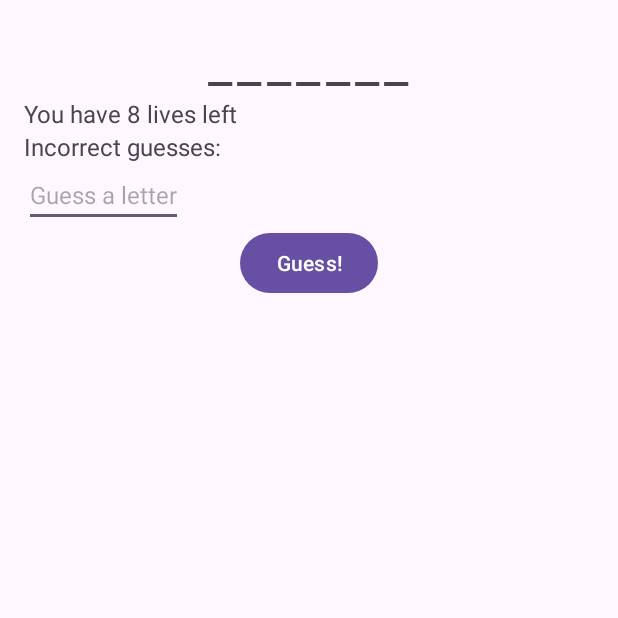
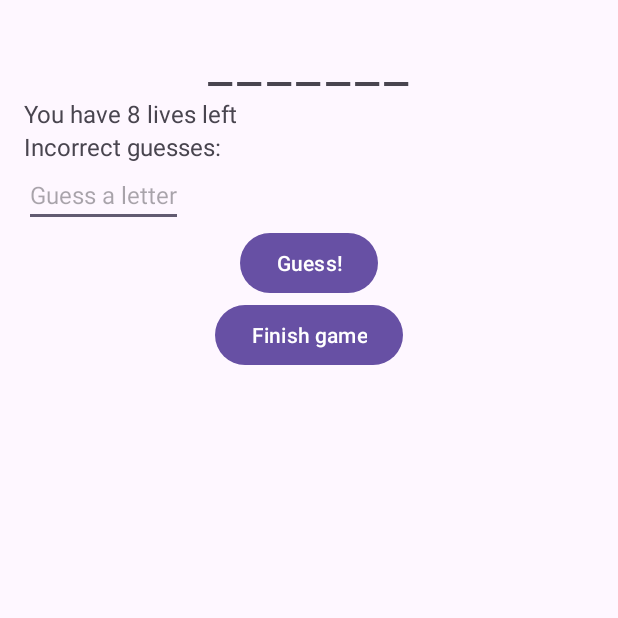
Before and after one commit to Herrkarotte/GuessingGame, an Android app: the screen it shows after launch (MainActivity), on a phone screen of 412 x 824 dp, the top half of it. Run offline under Robolectric (Android 15) with nearby library versions, the phone set to English and light mode, and no system bars; our stand-ins replace data binding.

Commit message:
Using dataBinding instead of viewBinding

```diff
--- a/app/build.gradle.kts
+++ b/app/build.gradle.kts
@@ -18,7 +18,7 @@ android {
         testInstrumentationRunner = "androidx.test.runner.AndroidJUnitRunner"
     }
     buildFeatures {
-        viewBinding = true
+        dataBinding = true
     }
     buildTypes {
         release {
--- a/app/src/main/java/com/example/guessinggame/GameFragment.kt
+++ b/app/src/main/java/com/example/guessinggame/GameFragment.kt
@@ -24,22 +24,16 @@ class GameFragment : Fragment() {
         _binding = FragmentGameBinding.inflate(inflater, container, false)
         val view = binding.root
         viewModel = ViewModelProvider(this).get(GameViewModel::class.java)
+        binding.gameViewModel = viewModel
+        binding.lifecycleOwner = viewLifecycleOwner
 
-        viewModel.incorrectGuesses.observe(
-            viewLifecycleOwner,
-            Observer { newValue -> binding.incorrectGuesses.text = "Incorrect guesses: $newValue" })
-        viewModel.livesLeft.observe(
-            viewLifecycleOwner,
-            Observer { newValue -> binding.lives.text = "You have $newValue lives left" })
-
-        viewModel.secretWordDisplay.observe(
-            viewLifecycleOwner,
-            Observer { newValue -> binding.word.text = newValue })
-
-        viewModel.gameOver.observe(viewLifecycleOwner,Observer{newValue-> if(newValue){
-            val action=GameFragmentDirections.actionGameFramgentToResultFragment(viewModel.wonLostMessage())
-            view.findNavController().navigate(action)
-        } })
+        viewModel.gameOver.observe(viewLifecycleOwner, Observer { newValue ->
+            if (newValue) {
+                val action =
+                    GameFragmentDirections.actionGameFramgentToResultFragment(viewModel.wonLostMessage())
+                view.findNavController().navigate(action)
+            }
+        })
 
         binding.guessButton.setOnClickListener() {
             viewModel.makeGuess(binding.guess.text.toString().uppercase())
--- a/app/src/main/java/com/example/guessinggame/GameViewModel.kt
+++ b/app/src/main/java/com/example/guessinggame/GameViewModel.kt
@@ -63,4 +63,7 @@ class GameViewModel : ViewModel() {
         message += " The word was $secretWord."
         return message
     }
+    fun finishGame(){
+        _gameOver.value=true
+    }
 }
--- a/app/src/main/java/com/example/guessinggame/ResultFragment.kt
+++ b/app/src/main/java/com/example/guessinggame/ResultFragment.kt
@@ -25,7 +25,7 @@ class ResultFragment : Fragment() {
         viewModelFactory = ResultViewModelFactory(result)
         viewModel = ViewModelProvider(this, viewModelFactory)
             .get(ResultViewModel::class.java)
-        binding.wonLost.text = viewModel.result
+        binding.resultViewModel = viewModel
 
         binding.newGameButton.setOnClickListener {
             view.findNavController()
--- a/app/src/main/res/layout/fragment_game.xml
+++ b/app/src/main/res/layout/fragment_game.xml
@@ -1,11 +1,21 @@
 <?xml version="1.0" encoding="utf-8"?>
-<LinearLayout xmlns:android="http://schemas.android.com/apk/res/android"
+<layout xmlns:android="http://schemas.android.com/apk/res/android"
     xmlns:tools="http://schemas.android.com/tools"
+    tools:context=".GameFragment">
+
+    <data>
+
+        <variable
+            name="gameViewModel"
+            type="com.example.guessinggame.GameViewModel" />
+    </data>
+
+
+    <LinearLayout
         android:layout_width="match_parent"
         android:layout_height="match_parent"
         android:orientation="vertical"
-    android:padding="16dp"
-    tools:context=".GameFragment">
+        android:padding="16dp">
 
         <TextView
             android:id="@+id/word"
@@ -13,18 +23,21 @@
             android:layout_height="wrap_content"
             android:layout_gravity="center"
             android:letterSpacing="0.1"
+            android:text="@{gameViewModel.secretWordDisplay}"
             android:textSize="36sp" />
 
         <TextView
             android:id="@+id/lives"
             android:layout_width="wrap_content"
             android:layout_height="wrap_content"
+            android:text="@{@string/lives_left(gameViewModel.livesLeft)}"
             android:textSize="16sp" />
 
         <TextView
             android:id="@+id/incorrect_guesses"
             android:layout_width="wrap_content"
             android:layout_height="wrap_content"
+            android:text="@{@string/incorrect_guesses(gameViewModel.incorrectGuesses)}"
             android:textSize="16sp" />
 
         <EditText
@@ -42,4 +55,14 @@
             android:layout_height="wrap_content"
             android:layout_gravity="center"
             android:text="Guess!" />
+
+        <Button
+            android:id="@+id/finish_game_button"
+            android:layout_width="wrap_content"
+            android:layout_height="wrap_content"
+            android:layout_gravity="center"
+            android:onClick="@{()->gameViewModel.finishGame()}"
+            android:text="Finish game" />
+
     </LinearLayout>
+</layout>
--- a/app/src/main/res/values/strings.xml
+++ b/app/src/main/res/values/strings.xml
@@ -1,5 +1,6 @@
 <resources>
     <string name="app_name">Guessing Game</string>
-    <!-- TODO: Remove or change this placeholder text -->
     <string name="hello_blank_fragment">Hello blank fragment</string>
+    <string name="lives_left">You have %d lives left</string>
+    <string name="incorrect_guesses">Incorrect guesses: %s </string>
 </resources>
```
Also changed, not shown: app/src/main/res/layout/fragment_result.xml (+14 -3 lines). Lines whose indentation alone changed are shown as unchanged.
